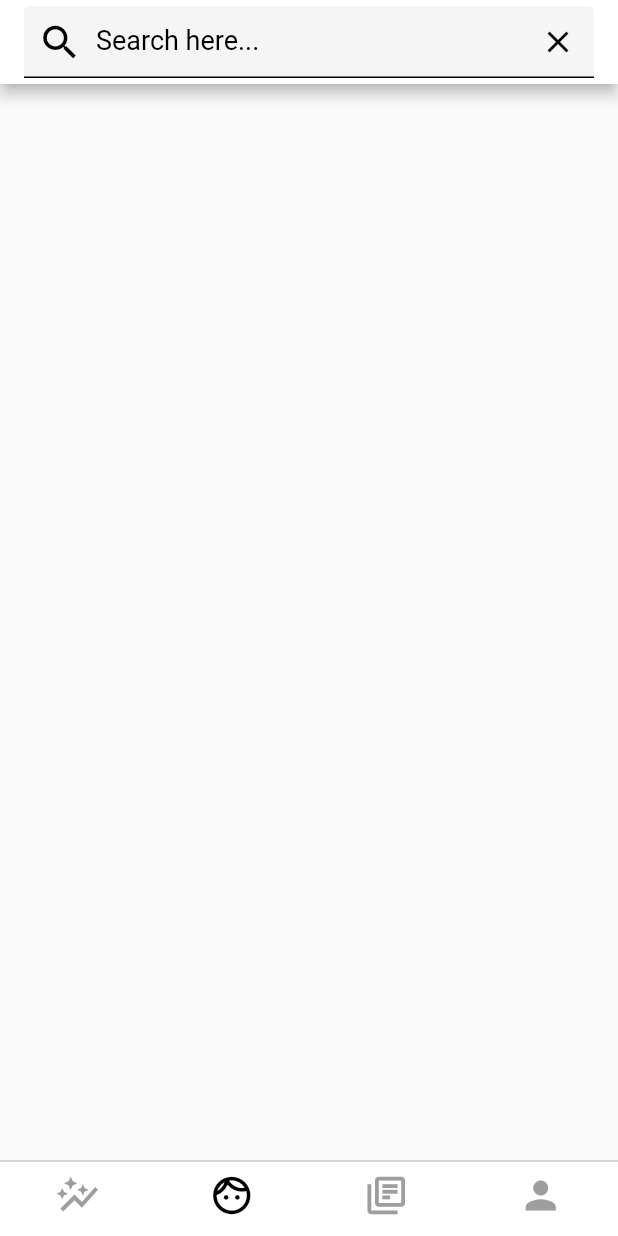
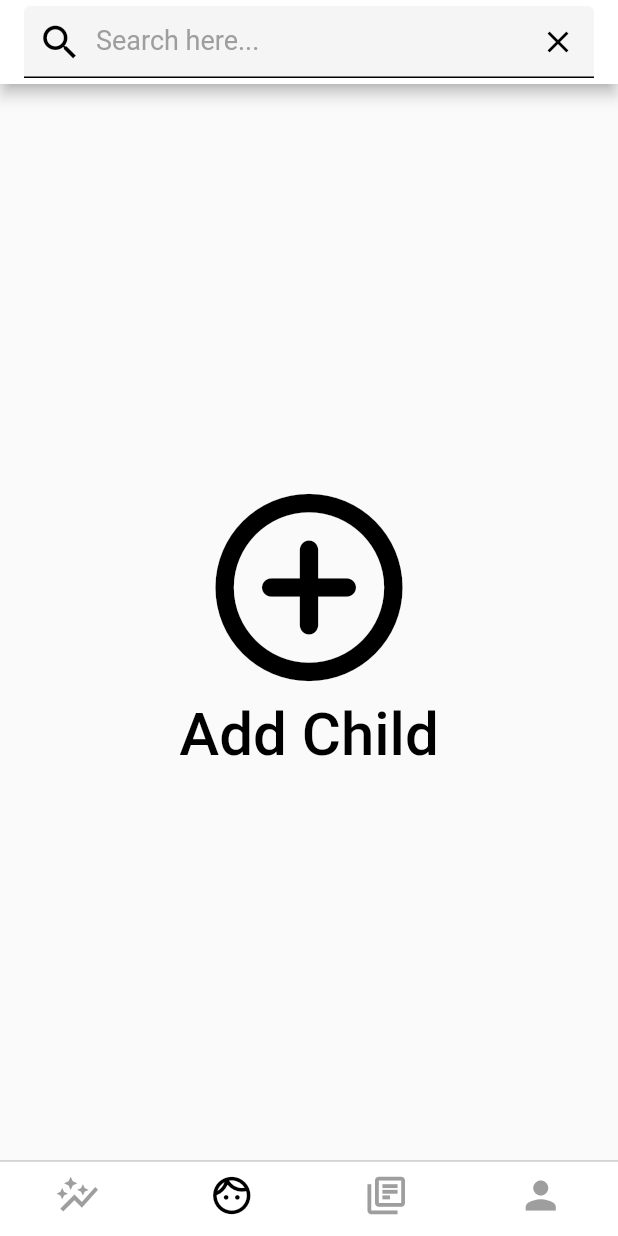
Before and after one commit to Arenslien/ABA-Analysis, a Flutter app: the screen it shows after launch, swiped to page 2, on a phone screen of 412 x 824 dp. Run offline on Flutter 3.47's test engine with Material 2 defaults, Android fonts, the phone set to English and light mode, and no system bars; our stand-ins replace cloud_firestore; accounts and stored records are empty.

Commit message:
아동 관리 스크린 초기 화면

```diff
--- a/lib/screens/child_management/child_screen.dart
+++ b/lib/screens/child_management/child_screen.dart
@@ -1,4 +1,5 @@
 import 'package:flutter/material.dart';
+import 'package:aba_analysis/screens/child_management/search_bar.dart';
 
 class ChildScreen extends StatefulWidget {
   const ChildScreen({Key? key}) : super(key: key);
@@ -8,48 +9,32 @@ class ChildScreen extends StatefulWidget {
 }
 
 class _ChildScreenState extends State<ChildScreen> {
-  TextEditingController searchTextEditingController = TextEditingController();
-  controlSearching(str) {
-    print(str);
-    // Future<QuerySnapshot> allUsers =
-    //     useReference.where('profileName', isGreaterThanOrEqualTo: str).get();
-    // setState(() {
-    //   futureSearchResults = allUsers;
-    // });
-  }
-
   @override
   Widget build(BuildContext context) {
     return Scaffold(
-      appBar: AppBar(
-        title: TextFormField(
-          controller: searchTextEditingController,
-          decoration: InputDecoration(
-            hintText: 'Search here...',
-            hintStyle: TextStyle(color: Colors.black),
-            enabledBorder: UnderlineInputBorder(
-              borderSide: BorderSide(color: Colors.black),
-            ),
-            focusedBorder: UnderlineInputBorder(
-              borderSide: BorderSide(color: Colors.black),
-            ),
-            filled: true,
-            prefixIcon: Icon(
-              Icons.search_outlined,
-              color: Colors.black,
-              size: 30,
-            ),
-            suffixIcon: IconButton(
-              icon: Icon(Icons.clear, color: Colors.black),
-              onPressed: () {
-                searchTextEditingController.clear();
-              },
-            ),
+      appBar: SearchBar(),
+      body: Container(
+        child: Center(
+          child: ListView(
+            shrinkWrap: true,
+            children: [
+              Icon(
+                Icons.add_circle_outline_rounded,
+                color: Colors.black,
+                size: 150,
+              ),
+              Text(
+                'Add Child',
+                textAlign: TextAlign.center,
+                style: TextStyle(
+                  color: Colors.black,
+                  fontWeight: FontWeight.w500,
+                  fontSize: 40,
+                ),
+              ),
+            ],
           ),
-          style: TextStyle(fontSize: 18, color: Colors.black),
-          onFieldSubmitted: controlSearching,
         ),
-        backgroundColor: Colors.white,
       ),
     );
   }
--- /dev/null
+++ b/lib/screens/child_management/search_bar.dart
@@ -0,0 +1,106 @@
+import 'package:flutter/material.dart';
+
+AppBar SearchBar() {
+  TextEditingController searchTextEditingController = TextEditingController();
+  controlSearching(str) {
+    print(str);
+    // Future<QuerySnapshot> allUsers =
+    //     useReference.where('profileName', isGreaterThanOrEqualTo: str).get();
+    // setState(() {
+    //   futureSearchResults = allUsers;
+    // });
+  }
+
+  return AppBar(
+    title: TextFormField(
+      controller: searchTextEditingController,
+      decoration: InputDecoration(
+        hintText: 'Search here...',
+        hintStyle: TextStyle(color: Colors.grey),
+        enabledBorder: UnderlineInputBorder(
+          borderSide: BorderSide(color: Colors.black),
+        ),
+        focusedBorder: UnderlineInputBorder(
+          borderSide: BorderSide(color: Colors.black),
+        ),
+        filled: true,
+        prefixIcon: Icon(
+          Icons.search_outlined,
+          color: Colors.black,
+          size: 30,
+        ),
+        suffixIcon: IconButton(
+          icon: Icon(
+            Icons.clear,
+            color: Colors.black,
+          ),
+          onPressed: () {
+            searchTextEditingController.clear();
+          },
+        ),
+      ),
+      style: TextStyle(fontSize: 18, color: Colors.black),
+      onFieldSubmitted: controlSearching,
+    ),
+    backgroundColor: Colors.white,
+  );
+}
+// import 'package:flutter/material.dart';
+
+// class SearchBar extends StatefulWidget {
+//   const SearchBar({Key? key}) : super(key: key);
+
+//   @override
+//   _SearchBarState createState() => _SearchBarState();
+// }
+
+// class _SearchBarState extends State<SearchBar> {
+//   TextEditingController searchTextEditingController = TextEditingController();
+//   controlSearching(str) {
+//     print(str);
+//     // Future<QuerySnapshot> allUsers =
+//     //     useReference.where('profileName', isGreaterThanOrEqualTo: str).get();
+//     // setState(() {
+//     //   futureSearchResults = allUsers;
+//     // });
+//   }
+
+//   @override
+//   Widget build(BuildContext context) {
+//     return Scaffold(
+//       appBar: AppBar(
+//         title: TextFormField(
+//           controller: searchTextEditingController,
+//           decoration: InputDecoration(
+//             hintText: 'Search here...',
+//             hintStyle: TextStyle(color: Colors.grey),
+//             enabledBorder: UnderlineInputBorder(
+//               borderSide: BorderSide(color: Colors.black),
+//             ),
+//             focusedBorder: UnderlineInputBorder(
+//               borderSide: BorderSide(color: Colors.black),
+//             ),
+//             filled: true,
+//             prefixIcon: Icon(
+//               Icons.search_outlined,
+//               color: Colors.black,
+//               size: 30,
+//             ),
+//             suffixIcon: IconButton(
+//               icon: Icon(
+//                 Icons.clear,
+//                 color: Colors.black,
+//               ),
+//               onPressed: () {
+//                 searchTextEditingController.clear();
+//               },
+//             ),
+//           ),
+//           style: TextStyle(fontSize: 18, color: Colors.black),
+//           onFieldSubmitted: controlSearching,
+//         ),
+//         backgroundColor: Colors.white,
+//       ),
+//     );
+//   }
+// }
```
